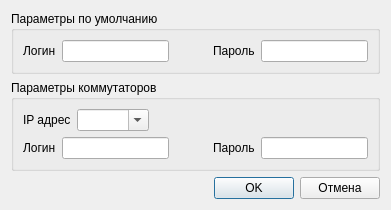
Qt form media/router_params_dialog_window.ui (timerke/mikrotik_routers) before a commit.
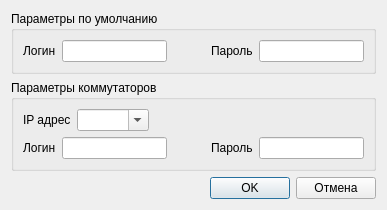
The same form after that commit.

Commit message: Added possibility to set unique user name and password for routers

```diff
--- a/media/router_params_dialog_window.ui
+++ b/media/router_params_dialog_window.ui
@@ -6,8 +6,8 @@
    <rect>
     <x>0</x>
     <y>0</y>
-    <width>391</width>
-    <height>197</height>
+    <width>387</width>
+    <height>194</height>
    </rect>
   </property>
   <property name="windowTitle">
@@ -164,19 +164,6 @@
      </item>
     </layout>
    </item>
-   <item>
-    <spacer name="verticalSpacer">
-     <property name="orientation">
-      <enum>Qt::Vertical</enum>
-     </property>
-     <property name="sizeHint" stdset="0">
-      <size>
-       <width>20</width>
-       <height>40</height>
-      </size>
-     </property>
-    </spacer>
-   </item>
   </layout>
  </widget>
  <resources/>
```
The commit also changes 3 other files.
